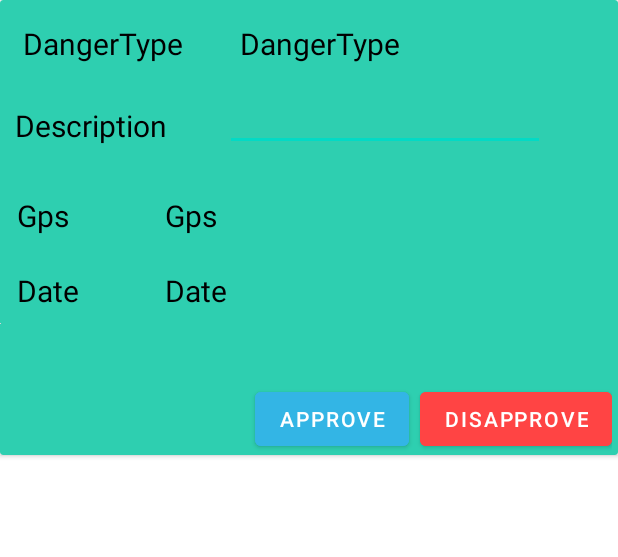
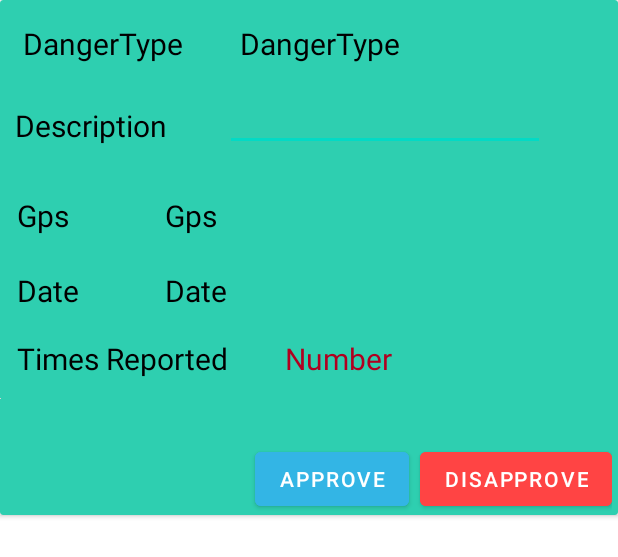
Before and after one commit to JasonSDMN2001/SmartAlert, an Android app: the layout item_dangerdata.xml on its own in the app's theme, with its tools: preview values and no code run, on a phone screen of 412 x 824 dp. Shown: the top 557 px of the screen. Run offline under Robolectric (Android 15) with nearby library versions, the light colour scheme and no system bars.

Commit message:
erorima 3

```diff
--- a/app/src/main/java/com/unipi/boidanis/smartalert/MainActivity2.java
+++ b/app/src/main/java/com/unipi/boidanis/smartalert/MainActivity2.java
@@ -46,7 +46,7 @@ public class MainActivity2 extends AppCompatActivity implements AdapterView.OnIt
     String dangerType;
     LocationManager locationManager;
     TextView textView4;
-    String currentTime;
+    Date currentTime;
     Location gps;
     ImageView image;
     private String key;
@@ -72,7 +72,7 @@ public class MainActivity2 extends AppCompatActivity implements AdapterView.OnIt
         // Apply the adapter to the spinner
         spinner.setAdapter(adapter);
         spinner.setOnItemSelectedListener(this);
-        currentTime = Calendar.getInstance().getTime().toString();
+        currentTime = Calendar.getInstance().getTime();
         TextView textView3 = findViewById(R.id.textView3);
         textView3.setText(currentTime.toString());
         textView4 = findViewById(R.id.textView4);
@@ -121,7 +121,7 @@ public class MainActivity2 extends AppCompatActivity implements AdapterView.OnIt
         {
             DatabaseReference ref2 = database.getReference().child("Alerts");
             key = ref2.push().getKey();
-            DangerData dangerData = new DangerData(key,dangerType, data.getText().toString(),gps.getLongitude(), gps.getLatitude(), currentTime,null,false);
+            DangerData dangerData = new DangerData(key,dangerType, data.getText().toString(),gps.getLongitude(), gps.getLatitude(), currentTime,null,false,1);
 
             ref2.child(key).setValue(dangerData);
         }else{
--- a/app/src/main/java/com/unipi/boidanis/smartalert/MainActivity3.java
+++ b/app/src/main/java/com/unipi/boidanis/smartalert/MainActivity3.java
@@ -5,6 +5,7 @@ import androidx.appcompat.app.AppCompatActivity;
 import androidx.recyclerview.widget.LinearLayoutManager;
 import androidx.recyclerview.widget.RecyclerView;
 
+import android.content.Intent;
 import android.location.Location;
 import android.os.Bundle;
 import android.widget.EditText;
@@ -30,7 +31,7 @@ public class MainActivity3 extends AppCompatActivity {
     protected void onCreate(Bundle savedInstanceState) {
         super.onCreate(savedInstanceState);
         setContentView(R.layout.activity_main3);
-
+        startService(new Intent(this,MyService2.class));
         database = FirebaseDatabase.getInstance();
         ref = database.getReference().child("Alerts");
         recyclerView = (RecyclerView)findViewById(R.id.recyclerView1);
--- a/app/src/main/res/layout/item_dangerdata.xml
+++ b/app/src/main/res/layout/item_dangerdata.xml
@@ -49,6 +49,7 @@
             android:text="Gps"
             android:textColor="#000"
             android:textSize="20sp" />
+
         <TextView
             android:id="@+id/textView21"
             android:layout_width="wrap_content"
@@ -60,6 +61,7 @@
             android:text="Date"
             android:textColor="#000"
             android:textSize="20sp" />
+
         <TextView
             android:id="@+id/textView22"
             android:layout_width="wrap_content"
@@ -95,6 +97,7 @@
             android:text="Gps"
             android:textColor="#000"
             android:textSize="20sp" />
+
         <TextView
             android:id="@+id/textView24"
             android:layout_width="wrap_content"
@@ -106,38 +109,59 @@
             android:text="Date"
             android:textColor="#000"
             android:textSize="20sp" />
+        <TextView
+            android:id="@+id/textView25"
+            android:layout_width="wrap_content"
+            android:layout_height="wrap_content"
+            android:layout_marginStart="1dp"
+            android:layout_marginTop="215dp"
+            android:layout_marginEnd="5dp"
+            android:padding="10dp"
+            android:text="Times Reported"
+            android:textColor="#000"
+            android:textSize="20sp" />
+
+        <TextView
+            android:id="@+id/textView26"
+            android:layout_width="wrap_content"
+            android:layout_height="wrap_content"
+            android:layout_marginStart="180dp"
+            android:layout_marginTop="215dp"
+            android:layout_marginEnd="5dp"
+            android:padding="10dp"
+            android:text="Number"
+            android:textColor="@color/design_default_color_error"
+            android:textSize="20sp" />
 
         <ImageView
             android:id="@+id/imageView3"
             android:layout_width="wrap_content"
             android:layout_height="wrap_content"
-            tools:srcCompat="@tools:sample/avatars"
-            android:layout_marginTop="215dp"
-            />
+            android:layout_alignParentStart="true"
+            android:layout_marginStart="0dp"
+            android:layout_marginTop="265dp"
+            tools:srcCompat="@tools:sample/avatars" />
 
         <Button
             android:id="@+id/button7"
             android:layout_width="wrap_content"
             android:layout_height="wrap_content"
             android:layout_marginStart="170dp"
-            android:layout_marginTop="255dp"
-            android:text="Approve"
+            android:layout_marginTop="295dp"
             android:backgroundTint="@android:color/holo_blue_light"
-            />
+            android:text="Approve" />
 
         <Button
             android:id="@+id/button9"
             android:layout_width="wrap_content"
             android:layout_height="wrap_content"
             android:layout_marginStart="280dp"
-            android:layout_marginTop="255dp"
-            android:text="Disapprove"
+            android:layout_marginTop="295dp"
             android:backgroundTint="@android:color/holo_red_light"
-            />
+            android:text="Disapprove" />
 
 
     </RelativeLayout>
 
 
-
 </androidx.cardview.widget.CardView>
--- a/app/src/main/res/values/arrays.xml
+++ b/app/src/main/res/values/arrays.xml
@@ -12,5 +12,6 @@
         <item>Σεισμος</item>
         <item>Ανεμοστροβιλος</item>
         <item>Καπνος/Σταχτη</item>
+        <item>Χιονοθύελα</item>
     </string-array>
 </resources>
```
Also changed, not shown: app/src/main/AndroidManifest.xml (+14 -5 lines), app/src/main/java/com/unipi/boidanis/smartalert/DangerData.java (+15 -4 lines), app/src/main/java/com/unipi/boidanis/smartalert/MainActivity.java (+9 -5 lines), app/src/main/java/com/unipi/boidanis/smartalert/MyAdapter.java (+4 -3 lines), app/src/main/java/com/unipi/boidanis/smartalert/MyService.java (+26 -19 lines), app/src/main/java/com/unipi/boidanis/smartalert/MyService2.java (added, +134 -0 lines).
